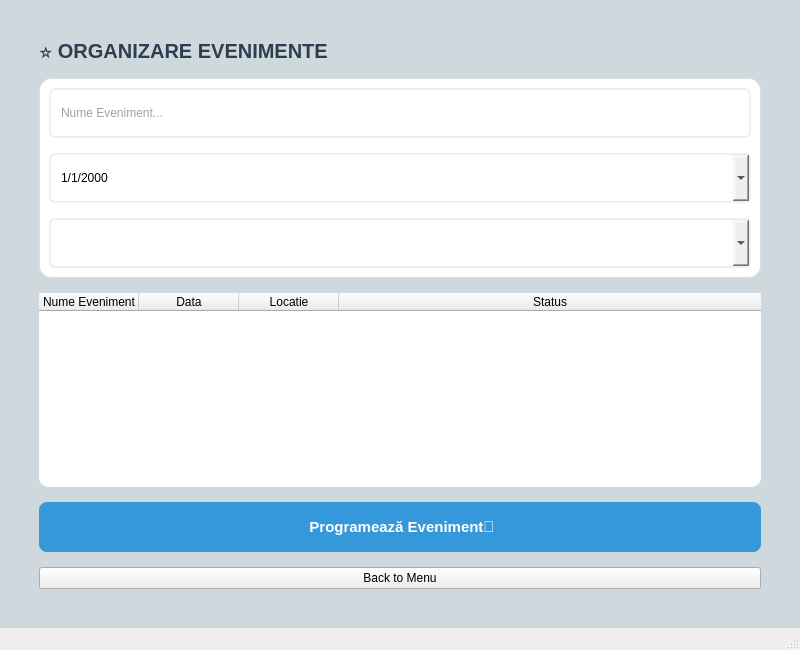
MISHU52/Proiect_Parcuri_V2, file mainwindow.ui: the form before one commit.
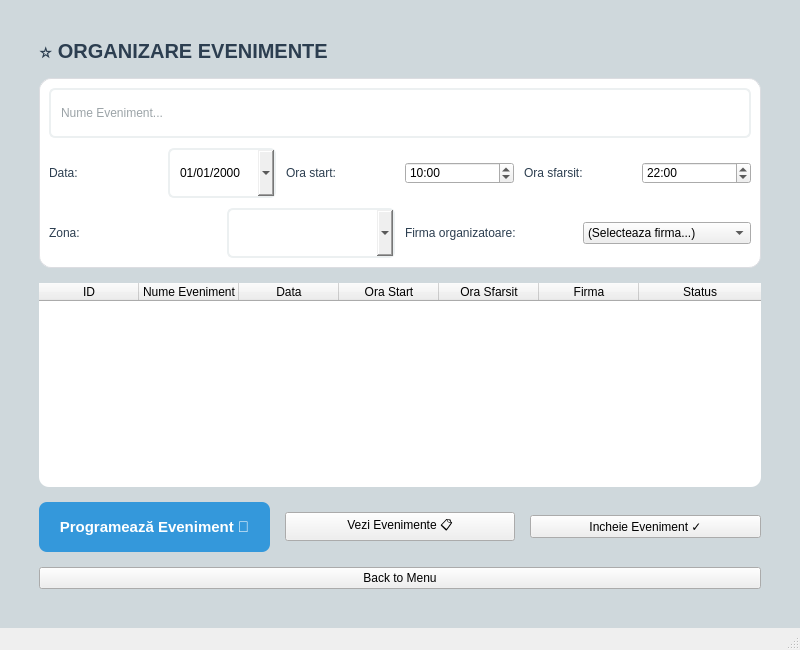
The form after the commit. The open tabs and pages were chosen to show the change.

The edit to the form file:
```diff
--- a/mainwindow.ui
+++ b/mainwindow.ui
@@ -985,7 +985,7 @@
           </property>
           <layout class="QVBoxLayout" name="verticalLayout_16">
            <property name="spacing">
-            <number>15</number>
+            <number>10</number>
            </property>
            <item>
             <widget class="QLineEdit" name="inputNumeEveniment">
@@ -995,17 +995,67 @@
             </widget>
            </item>
            <item>
-            <widget class="QDateEdit" name="dateEveniment">
-             <property name="displayFormat">
-              <string>d/M/yyyy</string>
-             </property>
-             <property name="calendarPopup">
-              <bool>true</bool>
-             </property>
-            </widget>
+            <layout class="QHBoxLayout" name="hLayoutEv1">
+             <item>
+              <widget class="QLabel" name="lblDataEv">
+               <property name="text"><string>Data:</string></property>
+              </widget>
+             </item>
+             <item>
+              <widget class="QDateEdit" name="dateEveniment">
+               <property name="displayFormat"><string>dd/MM/yyyy</string></property>
+               <property name="calendarPopup"><bool>true</bool></property>
+              </widget>
+             </item>
+             <item>
+              <widget class="QLabel" name="lblOraStart">
+               <property name="text"><string>Ora start:</string></property>
+              </widget>
+             </item>
+             <item>
+              <widget class="QTimeEdit" name="timeStartEveniment">
+               <property name="displayFormat"><string>HH:mm</string></property>
+               <property name="time">
+                <time><hour>10</hour><minute>0</minute><second>0</second></time>
+               </property>
+              </widget>
+             </item>
+             <item>
+              <widget class="QLabel" name="lblOraSfarsit">
+               <property name="text"><string>Ora sfarsit:</string></property>
+              </widget>
+             </item>
+             <item>
+              <widget class="QTimeEdit" name="timeSfarsitEveniment">
+               <property name="displayFormat"><string>HH:mm</string></property>
+               <property name="time">
+                <time><hour>22</hour><minute>0</minute><second>0</second></time>
+               </property>
+              </widget>
+             </item>
+            </layout>
            </item>
            <item>
-            <widget class="QComboBox" name="comboLocatie"/>
+            <layout class="QHBoxLayout" name="hLayoutEv2">
+             <item>
+              <widget class="QLabel" name="lblLocatie">
+               <property name="text"><string>Zona:</string></property>
+              </widget>
+             </item>
+             <item>
+              <widget class="QComboBox" name="comboLocatie"/>
+             </item>
+             <item>
+              <widget class="QLabel" name="lblFirmaEv">
+               <property name="text"><string>Firma organizatoare:</string></property>
+              </widget>
+             </item>
+             <item>
+              <widget class="QComboBox" name="comboFirmaOrganizator">
+               <item><property name="text"><string>(Selecteaza firma...)</string></property></item>
+              </widget>
+             </item>
+            </layout>
            </item>
           </layout>
          </widget>
@@ -1018,34 +1068,39 @@
           <attribute name="horizontalHeaderStretchLastSection">
            <bool>true</bool>
           </attribute>
-          <column>
-           <property name="text">
-            <string>Nume Eveniment</string>
-           </property>
-          </column>
-          <column>
-           <property name="text">
-            <string>Data</string>
-           </property>
-          </column>
-          <column>
-           <property name="text">
-            <string>Locatie</string>
-           </property>
-          </column>
-          <column>
-           <property name="text">
-            <string>Status</string>
-           </property>
-          </column>
+          <column><property name="text"><string>ID</string></property></column>
+          <column><property name="text"><string>Nume Eveniment</string></property></column>
+          <column><property name="text"><string>Data</string></property></column>
+          <column><property name="text"><string>Ora Start</string></property></column>
+          <column><property name="text"><string>Ora Sfarsit</string></property></column>
+          <column><property name="text"><string>Firma</string></property></column>
+          <column><property name="text"><string>Status</string></property></column>
          </widget>
         </item>
         <item>
-         <widget class="QPushButton" name="btnAprobaEveniment">
-          <property name="text">
-           <string> Programează Eveniment📅</string>
-          </property>
-         </widget>
+         <layout class="QHBoxLayout" name="hLayoutEvBtns">
+          <item>
+           <widget class="QPushButton" name="btnAprobaEveniment">
+            <property name="text">
+             <string>Programează Eveniment 📅</string>
+            </property>
+           </widget>
+          </item>
+          <item>
+           <widget class="QPushButton" name="btnVeziEvenimente">
+            <property name="text">
+             <string>Vezi Evenimente 📋</string>
+            </property>
+           </widget>
+          </item>
+          <item>
+           <widget class="QPushButton" name="btnIncheieEveniment">
+            <property name="text">
+             <string>Incheie Eveniment ✓</string>
+            </property>
+           </widget>
+          </item>
+         </layout>
         </item>
         <item>
          <widget class="QPushButton" name="btnBackToDash_2">
```
Left out of the diff: 158 changed lines with no effect on the pictures.
